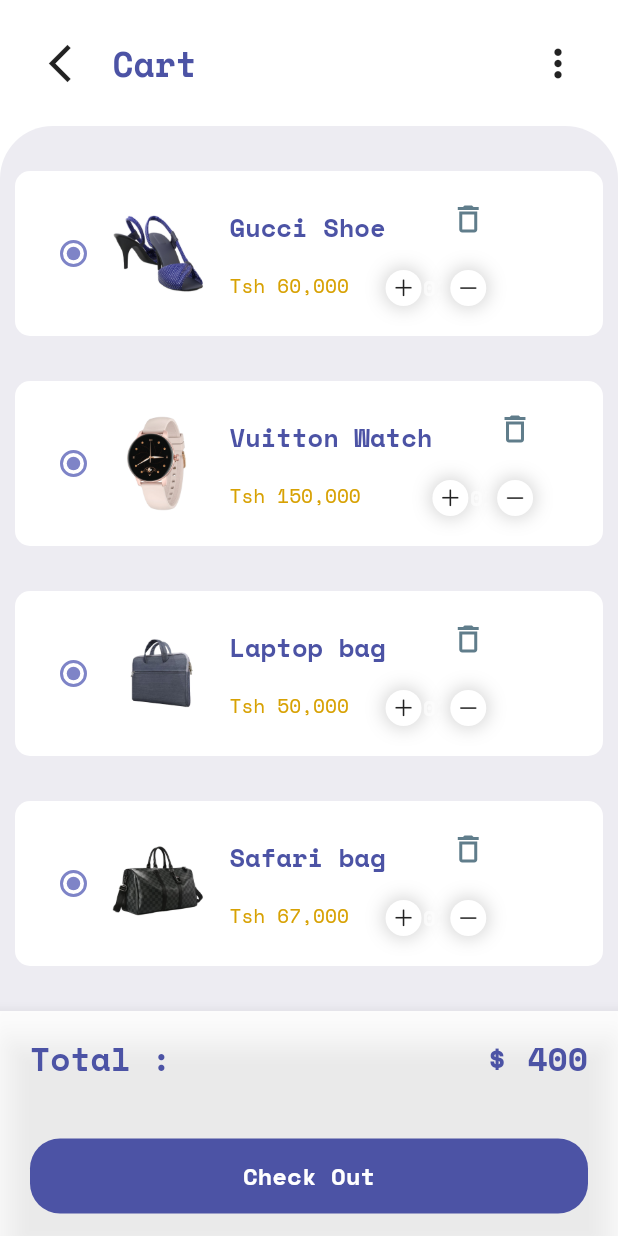
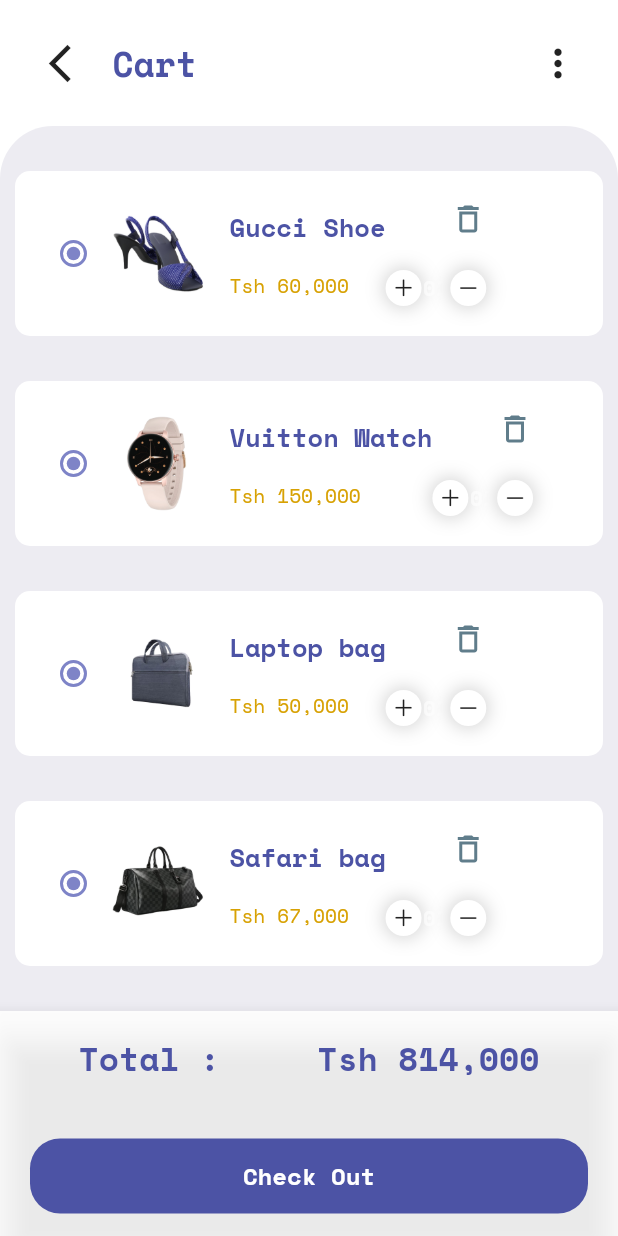
Before and after one commit to JohnGastone/One-Click, a Flutter app: the cartPage screen opened by its route, on a phone screen of 412 x 824 dp. Run offline on Flutter 3.47's test engine with Material 2 defaults, Android fonts, the phone set to English and light mode, and no system bars; our stand-ins replace animated_notch_bottom_bar, badges, flutter_rating_bar, flutter_svg, google_fonts, google_nav_bar; missing offline and left inert: clippy_flutter, curved_navigation_bar_with_label, intro_screen_onboarding_flutter.

Commit message:
+++spaceAround,

```diff
--- a/lib/widgets/cartBottomNav.dart
+++ b/lib/widgets/cartBottomNav.dart
@@ -17,14 +17,14 @@
           mainAxisAlignment: MainAxisAlignment.spaceBetween,
           children: [
             Row(
-              mainAxisAlignment: MainAxisAlignment.spaceBetween,
+              mainAxisAlignment: MainAxisAlignment.spaceAround,
               children: [
                 Text('Total :',
                     style: GoogleFonts.spaceMono(
                         color: Color(0xFF4C53A5),
                         fontSize: 22,
                         fontWeight: FontWeight.bold)),
-                Text('\$ 400',
+                Text('Tsh 814,000',
                     style: GoogleFonts.spaceMono(
                         color: Color(0xFF4C53A5),
                         fontSize: 22,
```
